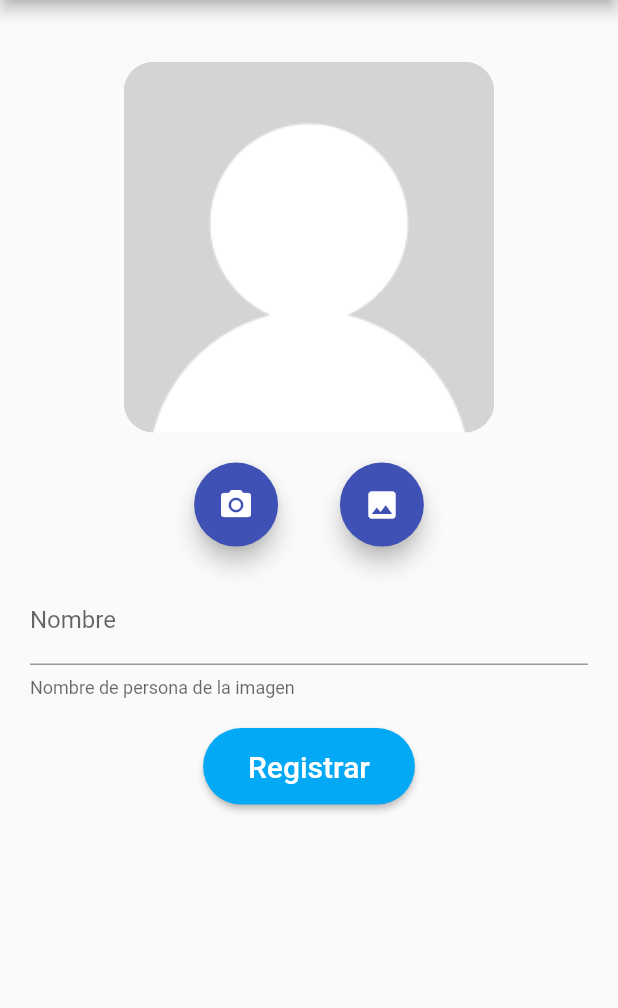
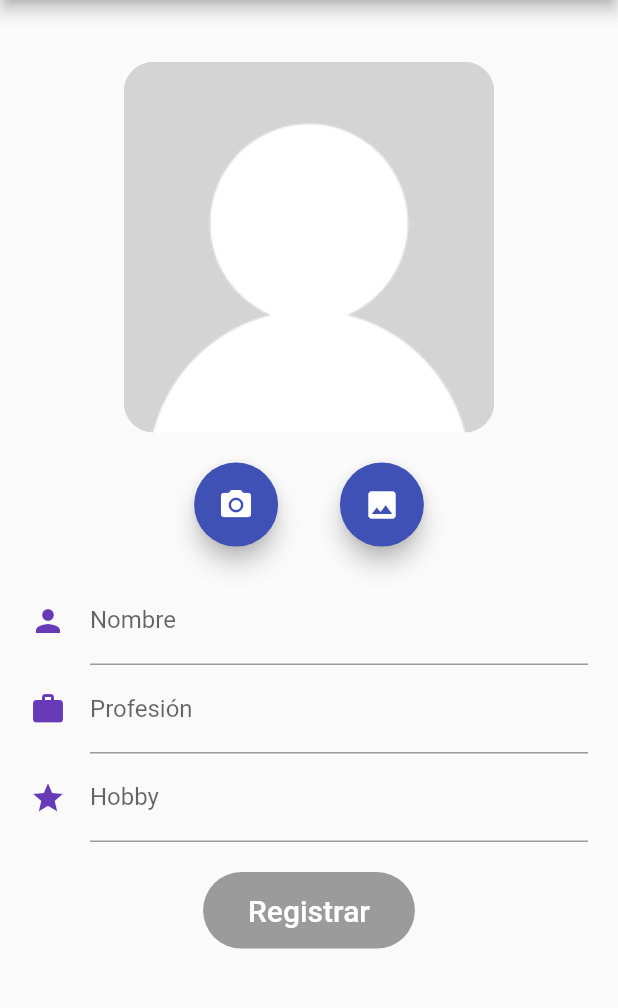
Before and after one commit to SergioOrellanaR/face_recognizer, a Flutter app: the screen it shows after launch, after a tap on "Registrar persona", on a phone screen of 412 x 824 dp, the part 84-1092 px from its top. Run offline on Flutter 3.47's test engine with Material 2 defaults, Android fonts, the phone set to English and light mode, and no system bars; our stand-ins replace camera, image_picker, rxdart.

Commit message:
Se agregan validaciones de registro por stream

```diff
--- /dev/null
+++ b/lib/src/blocs/PersonBloc.dart
@@ -0,0 +1,33 @@
+import 'dart:async';
+import 'package:rxdart/rxdart.dart';
+
+class PersonBloc {
+  //Reemplaza streams
+  final _nameController =    BehaviorSubject<String>();
+  final _professionController = BehaviorSubject<String>();
+  final _hobbyController = BehaviorSubject<String>();
+
+  //Recuperar datos de stream
+  Stream<String> get nameStream    => _nameController.stream;
+  Stream<String> get professionStream => _professionController.stream;
+  Stream<String> get hobbyStream => _hobbyController.stream;
+
+  //Si existe dato en los 3 devuelve true, si es que no, devuelve null
+  Stream<bool> get formValidStream => CombineLatestStream.combine3(_nameController, _professionController, _hobbyController, (email, password, hobby) => true);
+
+  //Insertar valores al stream
+  Function(String) get changeName    => _nameController.sink.add;
+  Function(String) get changeProfession => _professionController.sink.add;
+  Function(String) get changeHobby => _hobbyController.sink.add;
+
+  //Obtener ultimo valor de los streams
+  String get getName =>    _nameController.value;
+  String get getProfession => _professionController.value;
+  String get getHobby => _hobbyController.value;
+
+  void dispose() {
+    _nameController?.close();
+    _professionController?.close();
+    _hobbyController?.close();
+  }
+}
--- a/lib/src/pages/RegisterPersonPage.dart
+++ b/lib/src/pages/RegisterPersonPage.dart
@@ -1,4 +1,7 @@
 import 'package:camera/camera.dart';
+import 'package:facial_recognizer/src/blocs/PersonBloc.dart';
+import 'package:facial_recognizer/src/widgets/StreamTextField.dart';
+
 import 'package:flutter/material.dart';
 import 'package:flutter/services.dart';
 import 'package:image_picker/image_picker.dart';
@@ -14,7 +17,7 @@ class RegisterPersonPage extends StatefulWidget {
 class _RegisterPersonPageState extends State<RegisterPersonPage> {
   Size _screenSize;
   TextEditingController _textEditingController;
-  String _personName;
+  PersonBloc _person = new PersonBloc();
   RegisterPersonController _controller;
 
   @override
@@ -36,18 +39,35 @@ class _RegisterPersonPageState extends State<RegisterPersonPage> {
       utils.verticalSeparator(),
       _selectPhotoFrom(),
       utils.verticalSeparator(),
-      _personNameTextField(),
+      _personInformation(),
       utils.verticalSeparator(),
       _registerButton()
     ]);
   }
 
-  OperationButton _registerButton() {
-    return OperationButton(
+  Wrap _personInformation() {
+    return Wrap(
+      children: <Widget>[
+        _nameTextField(),
+        utils.verticalSeparator(),
+        _professionTextField(),
+        utils.verticalSeparator(),
+        _hobbyTextField()
+      ],
+    );
+  }
+
+  _registerButton() {
+    return StreamBuilder(
+      stream: _person.formValidStream,
+      builder: (BuildContext context, AsyncSnapshot snapshot) {
+        return OperationButton(
         message: "Registrar",
-        backgroundColor: Colors.lightBlue,
-        function: () {},
+        backgroundColor: Colors.indigo,
+        function: snapshot.hasData ? () => {} : null,
         isMainButton: true);
+      },
+    );
   }
 
   ClipRRect _imageBox() {
@@ -96,7 +116,35 @@ class _RegisterPersonPageState extends State<RegisterPersonPage> {
     }
   }
 
-  Container _personNameTextField() {
+  StreamTextField _nameTextField() {
+    return StreamTextField(
+        labelText: "Nombre",
+        labelHint: "Nombre de la persona",
+        leadingIcon: Icons.person,
+        stream: _person.nameStream,
+        onChangedFunction: _person.changeName);
+  }
+
+  StreamTextField _professionTextField() {
+    return StreamTextField(
+        labelText: "Profesión",
+        labelHint: "Profesión de la persona",
+        leadingIcon: Icons.work,
+        stream: _person.professionStream,
+        onChangedFunction: _person.changeProfession);
+  }
+
+  StreamTextField _hobbyTextField() {
+    return StreamTextField(
+        labelText: "Hobby",
+        labelHint: "Hobby favorito de la persona",
+        leadingIcon: Icons.star,
+        stream: _person.hobbyStream,
+        onChangedFunction: _person.changeHobby);
+  }
+
+  Container _personTextField(
+      {String labelText, String helperText, String property}) {
     return Container(
       padding: EdgeInsets.symmetric(horizontal: 20.0),
       child: TextFormField(
@@ -104,13 +152,13 @@ class _RegisterPersonPageState extends State<RegisterPersonPage> {
         maxLines: 1,
         inputFormatters: [LengthLimitingTextInputFormatter(50)],
         decoration: InputDecoration(
-          labelText: "Nombre",
-          helperText: "Nombre de persona de la imagen",
+          labelText: labelText,
+          helperText: helperText,
         ),
         maxLengthEnforced: true,
         onChanged: (value) {
           setState(() {
-            _personName = value;
+            property = value;
           });
         },
       ),
--- /dev/null
+++ b/lib/src/widgets/StreamTextField.dart
@@ -0,0 +1,41 @@
+import 'package:flutter/material.dart';
+
+class StreamTextField extends StatelessWidget {
+  final String labelText;
+  final String labelHint;
+  final IconData leadingIcon;
+  final Stream stream;
+  final Function onChangedFunction;
+
+  StreamTextField(
+      {this.labelText,
+      this.labelHint,
+      this.leadingIcon,
+      this.stream,
+      this.onChangedFunction});
+
+  @override
+  Widget build(BuildContext context) {
+    return StreamBuilder(
+      stream: stream,
+      builder: (BuildContext context, AsyncSnapshot snapshot) {
+        return Container(
+          padding: EdgeInsets.symmetric(horizontal: 20.0),
+          child: TextField(
+            keyboardType: TextInputType.text,
+            decoration: InputDecoration(
+                icon: Icon(
+                  leadingIcon,
+                  color: Colors.deepPurple,
+                ),
+                hintText: labelHint,
+                labelText: labelText,
+                counterText: snapshot.data,
+                errorText: snapshot.error),
+            onChanged: onChangedFunction,
+          ),
+        );
+      },
+    );
+  }
+}
--- a/pubspec.yaml
+++ b/pubspec.yaml
@@ -23,6 +23,7 @@ dependencies:
   path_provider:
   path:
   image_picker: ^0.6.3+4
+  rxdart: ^0.23.1
 
   # The following adds the Cupertino Icons font to your application.
   # Use with the CupertinoIcons class for iOS style icons.
```
Also changed, not shown: pubspec.lock.
